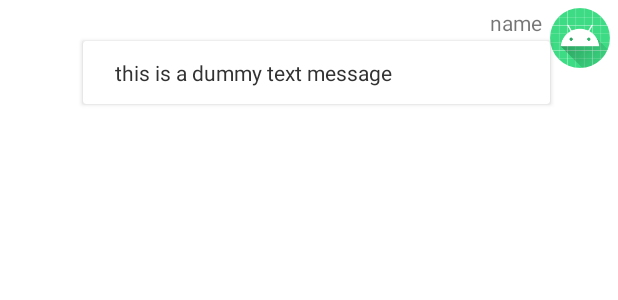
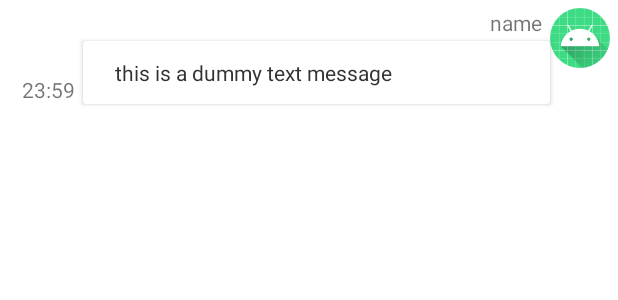
Before and after one commit to loveStarDev/java-joyful_chatroom-project, an Android app: the layout chat_item.xml on its own in the app's theme, with its tools: preview values and no code run, on a phone screen of 412 x 824 dp. Shown: the top 300 px of the screen. Run offline under Robolectric (Android 15) with nearby library versions, the phone set to English and light mode, and no system bars; plain views replace OptRoundCardView.

Commit message:
<Updated> Added the timestamp beside messages.
메세지 옆에 보낸 시간이 표시되도록 설정하였습니다.

TODO: 상대/나 와의 채팅 UI 구분하여 만들기 (LIKE KAKAO)
메세지 읽은 기록 표시하기
친구추가, 대화목록 나오도록 수정하기

```diff
--- a/app/src/main/res/layout/activity_image_upload_preview.xml
+++ b/app/src/main/res/layout/activity_image_upload_preview.xml
@@ -68,7 +68,8 @@
                 app:layout_constraintStart_toStartOf="parent"
                 app:layout_constraintTop_toTopOf="parent"
                 android:importantForAutofill="no"
-                android:inputType="text" />
+                android:inputType="text"
+                android:imeOptions="actionSend"/>
 
 
 
--- a/app/src/main/res/layout/chat_item.xml
+++ b/app/src/main/res/layout/chat_item.xml
@@ -65,4 +65,14 @@
             app:layout_constraintTop_toTopOf="parent" />
     </com.github.captain_miao.optroundcardview.OptRoundCardView>
 
+    <TextView
+        android:id="@+id/timestamp"
+        android:layout_width="wrap_content"
+        android:layout_height="wrap_content"
+        android:layout_marginEnd="5dp"
+        app:layout_constraintEnd_toStartOf="@+id/optRoundCardView"
+        app:layout_constraintBottom_toBottomOf="@+id/optRoundCardView"
+        android:text="@string/timestamp"
+        />
+
 </androidx.constraintlayout.widget.ConstraintLayout>
--- a/app/src/main/res/values/colors.xml
+++ b/app/src/main/res/values/colors.xml
@@ -7,4 +7,7 @@
     <color name="teal_700">#FF018786</color>
     <color name="black">#FF000000</color>
     <color name="white">#FFFFFFFF</color>
+    <color name="real_black">#323232</color>
+    <color name="blue_light">#A6B7CCD3</color>
+    <color name="real_yellow">#FAD22B</color>
 </resources>
--- a/app/src/main/res/values/strings.xml
+++ b/app/src/main/res/values/strings.xml
@@ -13,4 +13,5 @@
     <string name="sendImage_button">sendImage_button</string>
     <string name="cameraImage_button">cameraImage_button</string>
     <string name="user_name">name</string>
+    <string name="timestamp">23:59</string>
 </resources>
```
Also changed, not shown: app/src/main/java/com/ilutoo/joyfulchatroom/MainActivity.java (+21 -0 lines), app/src/main/java/com/ilutoo/joyfulchatroom/adapter/ChatAdapter.java (+8 -0 lines), app/src/main/res/layout/activity_main.xml (+10 -7 lines).
